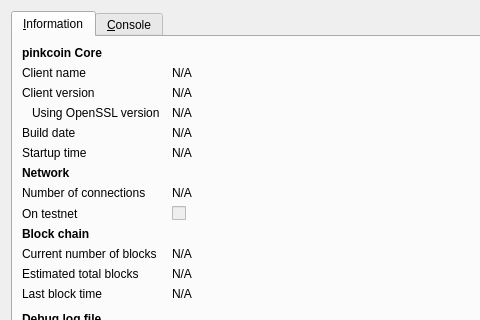
Above: src/qt/forms/rpcconsole.ui from AlekseyLi/ug before the change; both pictures show x 0 to 480 and y 0 to 320 of the 740 by 450 pixel window. Below: the same form after it.
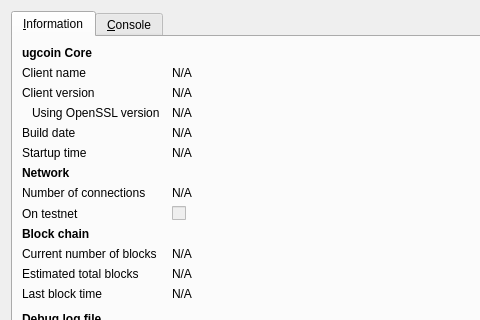
That is the form after the change. Icons and pictures are not drawn.

```diff
--- a/src/qt/forms/rpcconsole.ui
+++ b/src/qt/forms/rpcconsole.ui
@@ -36,7 +36,7 @@
           </font>
          </property>
          <property name="text">
-          <string>pinkcoin Core</string>
+          <string>ugcoin Core</string>
          </property>
         </widget>
        </item>
```
Left out of the diff: 6 changed lines with no effect on the pictures.
